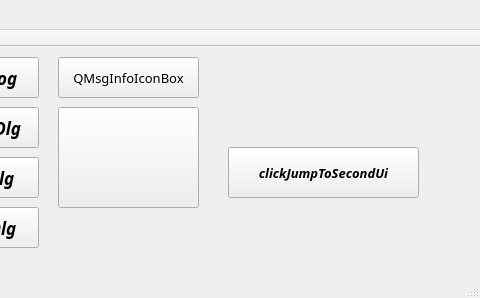
The window that mainwindow.ui (ShirleyLuoppx/QtStudy) describes before a commit, drawn with Qt 5; both pictures show x 462 to 942 and y 0 to 298 of the 942 by 298 pixel window.
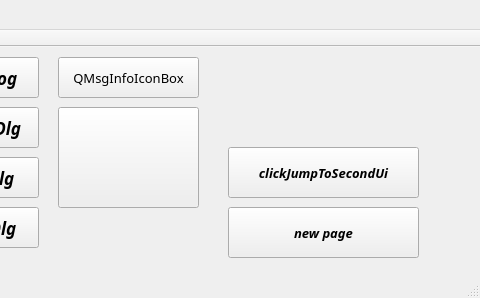
The same window after the commit. Icons and pictures are not drawn.

The edit to the form file:
```diff
--- a/mainwindow.ui
+++ b/mainwindow.ui
@@ -262,6 +262,27 @@
      <string>clickJumpToSecondUi</string>
     </property>
    </widget>
+   <widget class="QPushButton" name="btn_newpage">
+    <property name="geometry">
+     <rect>
+      <x>690</x>
+      <y>160</y>
+      <width>191</width>
+      <height>51</height>
+     </rect>
+    </property>
+    <property name="font">
+     <font>
+      <family>Arial Black</family>
+      <pointsize>10</pointsize>
+      <italic>true</italic>
+      <bold>true</bold>
+     </font>
+    </property>
+    <property name="text">
+     <string>new page</string>
+    </property>
+   </widget>
   </widget>
   <widget class="QStatusBar" name="statusBar"/>
   <widget class="QMenuBar" name="menuBar">
```
